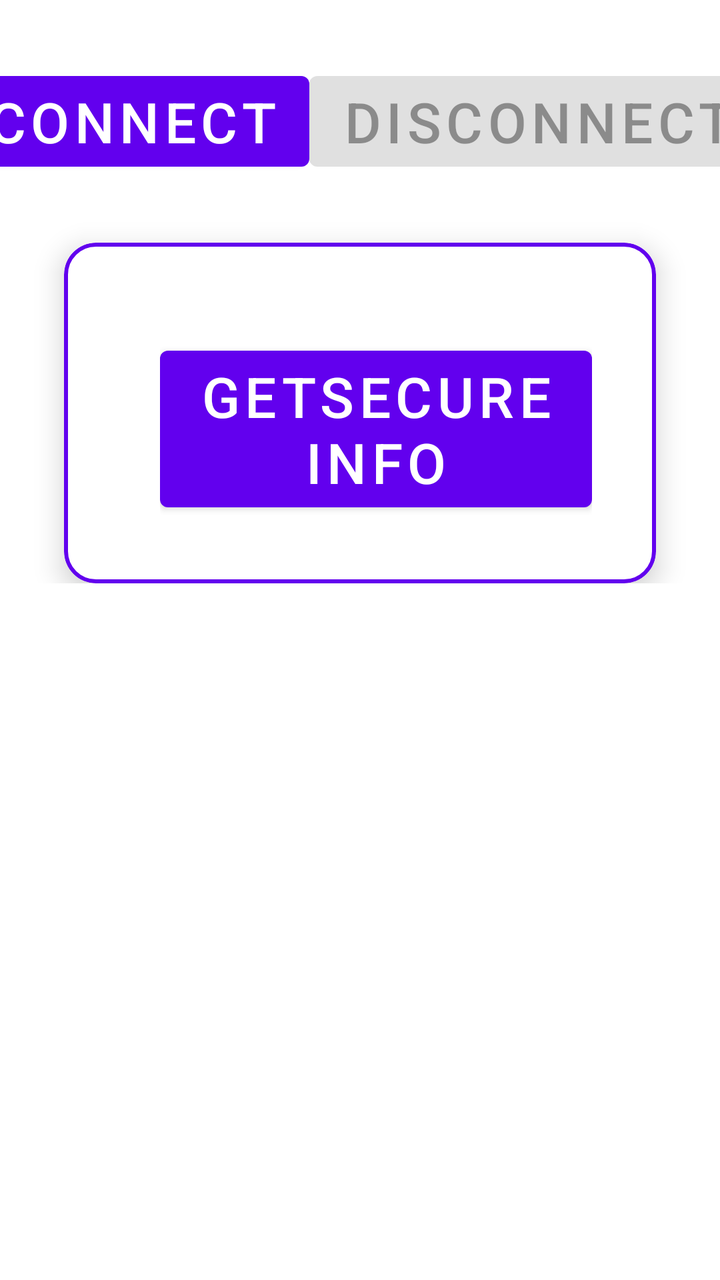
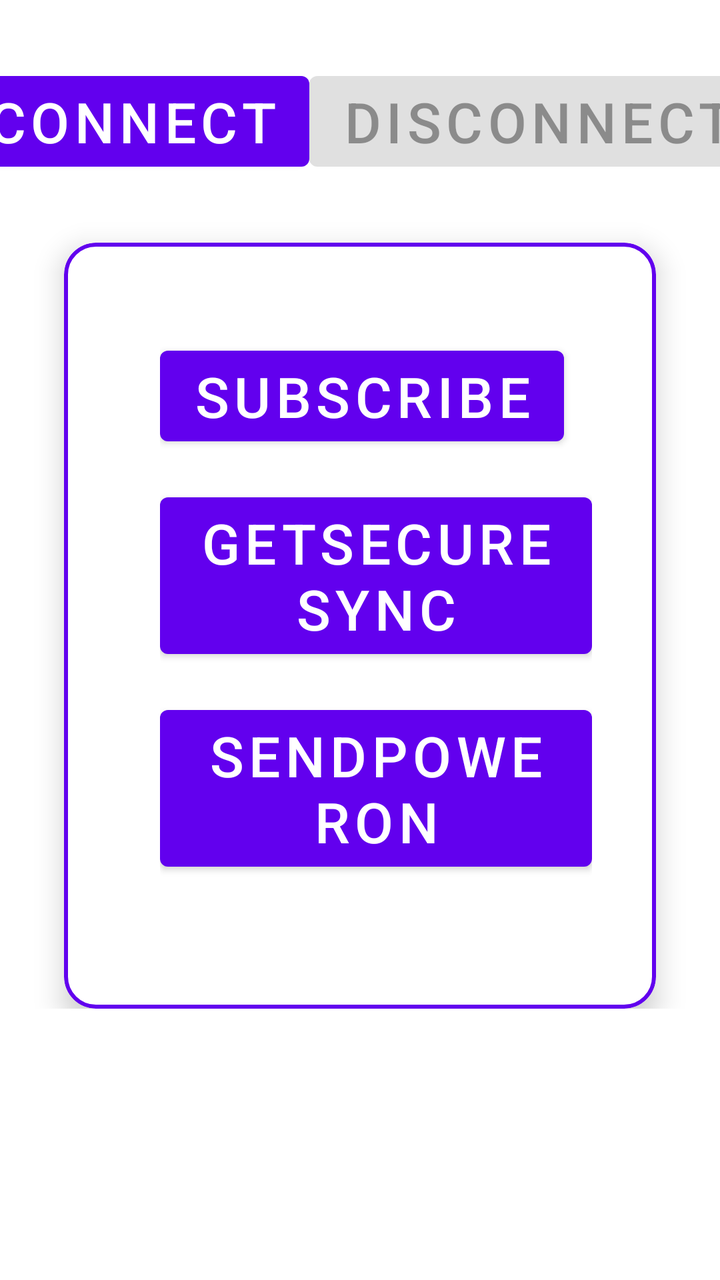

Screens rendered from an Android XML layout before and after an edit, with the pre-edit source and the edit as a unified diff.
<!-- AndroidManifest.xml: application theme Theme.JoelTest -->
<!-- res/layout/activity_car_chery_ota_test.xml -->
<?xml version="1.0" encoding="utf-8"?>
<LinearLayout xmlns:android="http://schemas.android.com/apk/res/android"
    xmlns:app="http://schemas.android.com/apk/res-auto"
    android:layout_width="match_parent"
    android:layout_height="match_parent">

    <androidx.core.widget.NestedScrollView
        android:layout_width="match_parent"
        android:layout_height="wrap_content">

        <androidx.constraintlayout.widget.ConstraintLayout
            android:layout_width="match_parent"
            android:layout_height="match_parent">

            <com.google.android.material.button.MaterialButton
                android:id="@+id/connectCarService"
                android:layout_width="wrap_content"
                android:layout_height="wrap_content"
                android:layout_marginTop="32dp"
                android:text="Connect"
                android:textSize="28sp"
                app:layout_constraintEnd_toStartOf="@id/disconnectCarService"
                app:layout_constraintStart_toStartOf="parent"
                app:layout_constraintTop_toTopOf="parent" />

            <com.google.android.material.button.MaterialButton
                android:id="@+id/disconnectCarService"
                android:layout_width="wrap_content"
                android:layout_height="wrap_content"
                android:enabled="false"
                android:text="Disconnect"
                android:textSize="28sp"
                app:layout_constraintBottom_toBottomOf="@id/connectCarService"
                app:layout_constraintEnd_toEndOf="parent"
                app:layout_constraintStart_toEndOf="@id/connectCarService"
                app:layout_constraintTop_toTopOf="@id/connectCarService" />

            <com.google.android.material.card.MaterialCardView
                style="@style/JoelCardView"
                android:layout_width="match_parent"
                android:layout_height="wrap_content"
                android:layout_marginStart="32dp"
                android:layout_marginTop="32dp"
                android:layout_marginEnd="32dp"
                app:layout_constraintTop_toBottomOf="@id/connectCarService">

                <androidx.constraintlayout.widget.ConstraintLayout
                    android:id="@+id/specialParent"
                    android:layout_width="match_parent"
                    android:layout_height="wrap_content"
                    android:layout_marginStart="16dp"
                    android:padding="16dp">

                    <com.google.android.material.button.MaterialButton
                        android:id="@+id/getSecureInfo"
                        android:layout_width="wrap_content"
                        android:layout_height="wrap_content"
                        android:layout_marginTop="16dp"
                        android:text="GetSecureInfo"
                        android:textSize="28sp"
                        app:layout_constraintStart_toStartOf="parent"
                        app:layout_constraintTop_toTopOf="parent" />
                </androidx.constraintlayout.widget.ConstraintLayout>
            </com.google.android.material.card.MaterialCardView>
        </androidx.constraintlayout.widget.ConstraintLayout>
    </androidx.core.widget.NestedScrollView>
</LinearLayout>
<!-- resources referenced by this layout -->
<resources>
  <style name="JoelCardView">
          <item name="cardCornerRadius">16dp</item>
          <item name="cardElevation">8dp</item>
          <item name="contentPadding">16dp</item>
          <item name="strokeColor">?attr/colorPrimary</item>
          <item name="strokeWidth">2dp</item>
      </style>
  <style name="Theme.JoelTest" parent="Theme.MaterialComponents.DayNight.DarkActionBar">
          
          <item name="colorPrimary">@color/purple_500</item>
          <item name="colorPrimaryVariant">@color/purple_700</item>
          <item name="colorOnPrimary">@color/white</item>
          
          <item name="colorSecondary">@color/teal_200</item>
          <item name="colorSecondaryVariant">@color/teal_700</item>
          <item name="colorOnSecondary">@color/black</item>
          
          <item name="android:statusBarColor">?attr/colorPrimaryVariant</item>
          
      </style>
  <color name="purple_500">#FF6200EE</color>
  <color name="purple_700">#FF3700B3</color>
  <color name="white">#FFFFFFFF</color>
  <color name="teal_200">#FF03DAC5</color>
  <color name="teal_700">#FF018786</color>
  <color name="black">#FF000000</color>
</resources>

<!-- the commit's change to res/layout/activity_car_chery_ota_test.xml (unified diff, before → after) -->
@@ -52,14 +52,100 @@
                     android:padding="16dp">
 
                     <com.google.android.material.button.MaterialButton
-                        android:id="@+id/getSecureInfo"
+                        android:id="@+id/subscribe"
                         android:layout_width="wrap_content"
                         android:layout_height="wrap_content"
                         android:layout_marginTop="16dp"
-                        android:text="GetSecureInfo"
+                        android:text="Subscribe"
                         android:textSize="28sp"
                         app:layout_constraintStart_toStartOf="parent"
                         app:layout_constraintTop_toTopOf="parent" />
+
+                    <com.google.android.material.button.MaterialButton
+                        android:id="@+id/unsubscribe"
+                        android:layout_width="wrap_content"
+                        android:layout_height="wrap_content"
+                        android:layout_marginStart="16dp"
+                        android:layout_marginTop="16dp"
+                        android:text="Unsubscribe"
+                        android:textSize="28sp"
+                        app:layout_constraintStart_toEndOf="@id/subscribe"
+                        app:layout_constraintTop_toTopOf="parent" />
+
+                    <com.google.android.material.button.MaterialButton
+                        android:id="@+id/getSecureInfoSync"
+                        android:layout_width="wrap_content"
+                        android:layout_height="wrap_content"
+                        android:layout_marginTop="16dp"
+                        android:text="GetSecureSync"
+                        android:textSize="28sp"
+                        app:layout_constraintStart_toStartOf="parent"
+                        app:layout_constraintTop_toBottomOf="@id/subscribe" />
+
+                    <com.google.android.material.button.MaterialButton
+                        android:id="@+id/getSecureInfoAsync"
+                        android:layout_width="wrap_content"
+                        android:layout_height="wrap_content"
+                        android:layout_marginStart="16dp"
+                        android:layout_marginTop="16dp"
+                        android:text="GetSecureAsync"
+                        android:textSize="28sp"
+                        app:layout_constraintStart_toEndOf="@id/getSecureInfoSync"
+                        app:layout_constraintTop_toBottomOf="@id/subscribe" />
+
+                    <com.google.android.material.button.MaterialButton
+                        android:id="@+id/getAuthInfoSync"
+                        android:layout_width="wrap_content"
+                        android:layout_height="wrap_content"
+                        android:layout_marginStart="16dp"
+                        android:layout_marginTop="16dp"
+                        android:text="GetAuthSync"
+                        android:textSize="28sp"
+                        app:layout_constraintStart_toEndOf="@id/getSecureInfoAsync"
+                        app:layout_constraintTop_toBottomOf="@id/subscribe" />
+
+                    <com.google.android.material.button.MaterialButton
+                        android:id="@+id/getAuthInfoAsync"
+                        android:layout_width="wrap_content"
+                        android:layout_height="wrap_content"
+                        android:layout_marginStart="16dp"
+                        android:layout_marginTop="16dp"
+                        android:text="GetAuthAsync"
+                        android:textSize="28sp"
+                        app:layout_constraintStart_toEndOf="@id/getAuthInfoSync"
+                        app:layout_constraintTop_toBottomOf="@id/subscribe" />
+
+                    <com.google.android.material.button.MaterialButton
+                        android:id="@+id/sendPowerOn"
+                        android:layout_width="wrap_content"
+                        android:layout_height="wrap_content"
+                        android:layout_marginTop="16dp"
+                        android:text="SendPowerOn"
+                        android:textSize="28sp"
+                        app:layout_constraintStart_toStartOf="parent"
+                        app:layout_constraintTop_toBottomOf="@id/getSecureInfoSync" />
+
+                    <com.google.android.material.button.MaterialButton
+                        android:id="@+id/sendPowerOff"
+                        android:layout_width="wrap_content"
+                        android:layout_height="wrap_content"
+                        android:layout_marginStart="16dp"
+                        android:layout_marginTop="16dp"
+                        android:text="sendPowerOff"
+                        android:textSize="28sp"
+                        app:layout_constraintStart_toEndOf="@id/sendPowerOn"
+                        app:layout_constraintTop_toBottomOf="@id/getSecureInfoSync" />
+
+                    <com.google.android.material.button.MaterialButton
+                        android:id="@+id/sendPowerContinuous"
+                        android:layout_width="wrap_content"
+                        android:layout_height="wrap_content"
+                        android:layout_marginStart="16dp"
+                        android:layout_marginTop="16dp"
+                        android:text="sendPowerContinuous"
+                        android:textSize="28sp"
+                        app:layout_constraintStart_toEndOf="@id/sendPowerOff"
+                        app:layout_constraintTop_toBottomOf="@id/getSecureInfoSync" />
                 </androidx.constraintlayout.widget.ConstraintLayout>
             </com.google.android.material.card.MaterialCardView>
         </androidx.constraintlayout.widget.ConstraintLayout>
